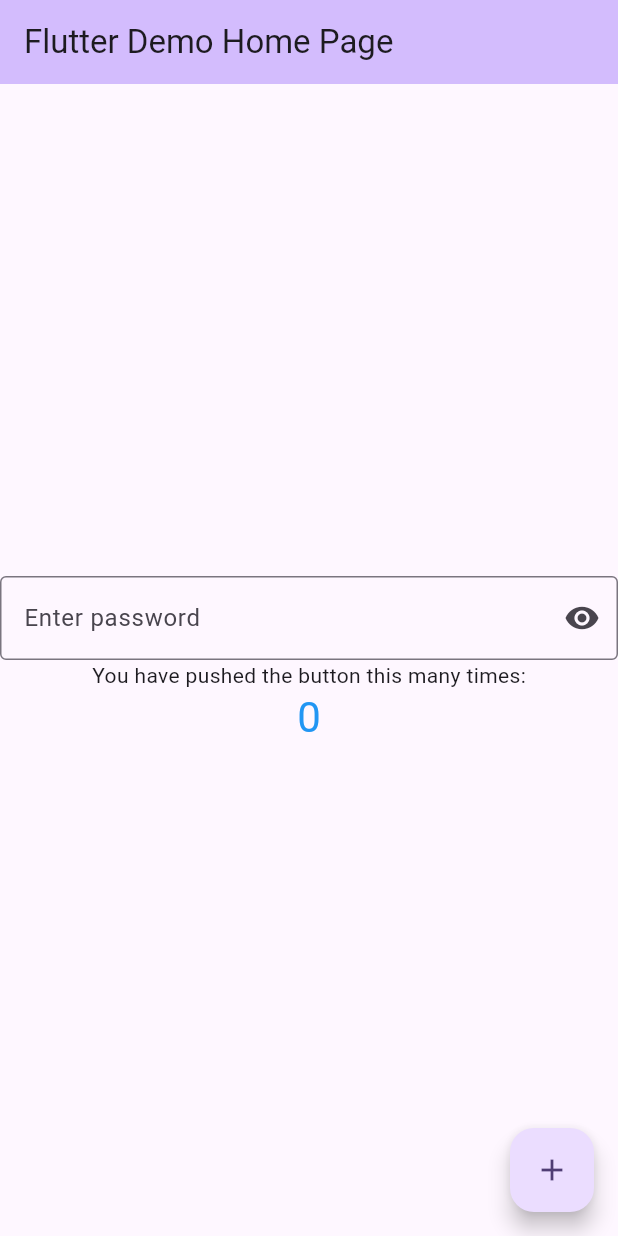
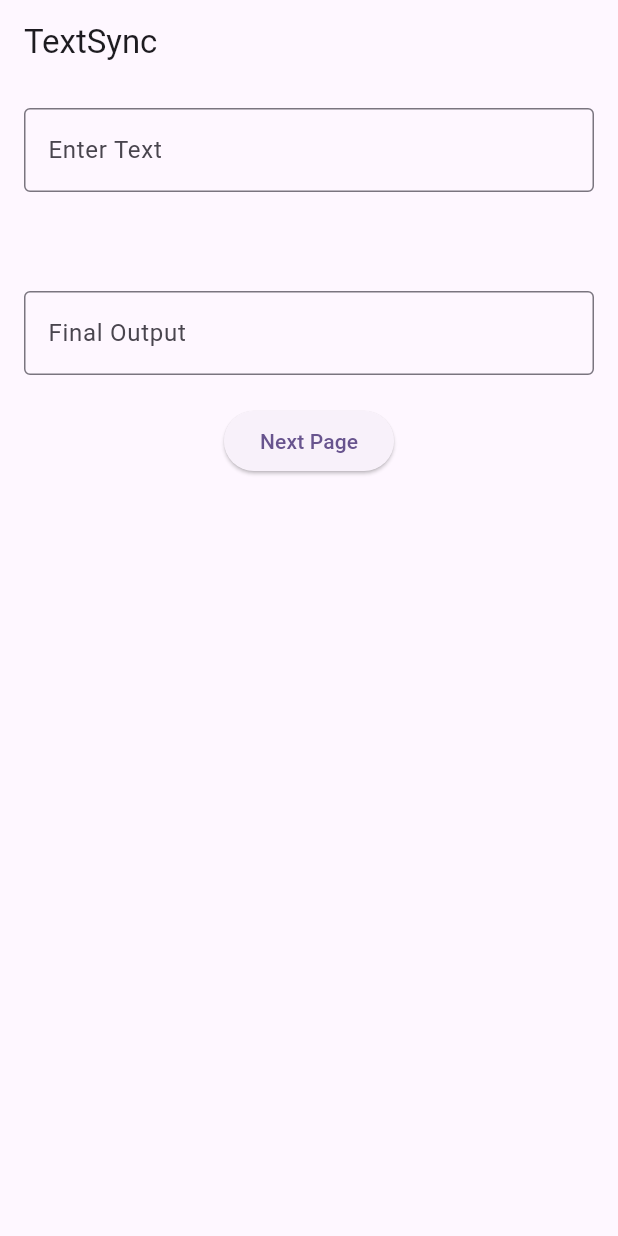
Before and after one commit to sznpok/learnbloc, a Flutter app: the screen it shows after launch, on a phone screen of 412 x 824 dp. Run offline on Flutter 3.47's test engine with Material 3 defaults, Android fonts, the phone set to English and light mode, and no system bars; our stand-ins replace bloc, equatable, flutter_bloc.

Commit message:
two tasks among four is completed

```diff
--- a/lib/main.dart
+++ b/lib/main.dart
@@ -1,9 +1,8 @@
-import 'package:basiclearnbloc/bloc/counter_bloc.dart';
+import 'package:basiclearnbloc/task1/bloc/text_sync_bloc.dart';
+import 'package:basiclearnbloc/task1/my_home_page.dart';
+import 'package:basiclearnbloc/task2/bloc/color_bloc.dart';
 import 'package:flutter/material.dart';
 import 'package:flutter_bloc/flutter_bloc.dart';
-
-import 'bloc/counter_event.dart';
-import 'bloc/counter_state.dart';
 
 void main() {
   runApp(const MyApp());
@@ -14,83 +13,18 @@ class MyApp extends StatelessWidget {
 
   @override
   Widget build(BuildContext context) {
-    return BlocProvider(
-      create: (context) => CounterBloc(),
+    return MultiBlocProvider(
+      providers: [
+        BlocProvider(create: (_) => TextSyncBloc()),
+        BlocProvider(create: (context) => ColorBloc()),
+      ],
       child: MaterialApp(
         title: 'Flutter Demo',
         theme: ThemeData(
           colorScheme: ColorScheme.fromSeed(seedColor: Colors.deepPurple),
         ),
-        home: const MyHomePage(title: 'Flutter Demo Home Page'),
+        home: const MyHomePage(),
       ),
     );
   }
 }
-
-class MyHomePage extends StatelessWidget {
-  const MyHomePage({super.key, required this.title});
-
-  final String title;
-
-  @override
-  Widget build(BuildContext context) {
-    print("Building MyHomePage widget");
-    return Scaffold(
-      appBar: AppBar(
-        backgroundColor: Theme.of(context).colorScheme.inversePrimary,
-
-        title: Text(title),
-      ),
-      body: BlocBuilder<CounterBloc, CounterState>(
-        builder: (context, state) {
-          return Center(
-            child: Column(
-              mainAxisAlignment: MainAxisAlignment.center,
-              children: <Widget>[
-                TextFormField(
-                  obscureText: state.passwordVisibility,
-
-                  decoration: InputDecoration(
-                    border: OutlineInputBorder(),
-                    hintText: "Enter password",
-                    suffixIcon: IconButton(
-                      onPressed: () {
-                        context.read<CounterBloc>().add(
-                          TogglePasswordVisibilityEvent(),
-                        );
-                      },
-                      icon: Icon(
-                        state.passwordVisibility
-                            ? Icons.visibility
-                            : Icons.visibility_off,
-                      ),
-                    ),
-                  ),
-                ),
-                const Text('You have pushed the button this many times:'),
-                Text(
-                  '${state.count}',
-                  style: Theme.of(
-                    context,
-                  ).textTheme.headlineMedium!.copyWith(color: Colors.blue),
-                ),
-              ],
-            ),
-          );
-        },
-      ),
-      floatingActionButton: FloatingActionButton(
-        onPressed: () {
-          context.read<CounterBloc>().add(IncrementEvent());
-        },
-        tooltip: 'Increment',
-        child: Icon(Icons.add),
-      ),
-      /*bottomNavigationBar: ElevatedButton(
-        onPressed: () {},
-        child: Text("button"),
-      ), */
-      // This trailing comma makes auto-formatting nicer for build methods.
-    );
-  }
-}
--- /dev/null
+++ b/lib/task1/bloc/text_sync_bloc.dart
@@ -0,0 +1,11 @@
+import 'package:flutter_bloc/flutter_bloc.dart';
+import 'text_sync_event.dart';
+import 'text_sync_state.dart';
+
+class TextSyncBloc extends Bloc<TextSyncEvent, TextSyncState> {
+  TextSyncBloc() : super(TextSyncState(text: '')) {
+    on<TextChangedEvent>((event, emit) {
+      emit(TextSyncState(text: event.newText));
+    });
+  }
+}
--- /dev/null
+++ b/lib/task1/bloc/text_sync_event.dart
@@ -0,0 +1,7 @@
+abstract class TextSyncEvent {}
+
+class TextChangedEvent extends TextSyncEvent {
+  final String newText;
+
+  TextChangedEvent(this.newText);
+}
--- /dev/null
+++ b/lib/task1/bloc/text_sync_state.dart
@@ -0,0 +1,5 @@
+class TextSyncState {
+  final String text;
+
+  TextSyncState({required this.text});
+}
--- /dev/null
+++ b/lib/task1/my_home_page.dart
@@ -0,0 +1,70 @@
+import 'package:basiclearnbloc/task1/bloc/text_sync_bloc.dart';
+import 'package:basiclearnbloc/task1/bloc/text_sync_event.dart';
+import 'package:basiclearnbloc/task1/bloc/text_sync_state.dart';
+import 'package:basiclearnbloc/task2/task2_screen.dart';
+import 'package:flutter/material.dart';
+import 'package:flutter/widgets.dart';
+import 'package:flutter_bloc/flutter_bloc.dart';
+
+class MyHomePage extends StatelessWidget {
+  const MyHomePage({super.key});
+
+  @override
+  Widget build(BuildContext context) {
+    return Scaffold(
+      appBar: AppBar(title: const Text("TextSync")),
+      body: Padding(
+        padding: const EdgeInsets.all(16.0),
+        child: Column(
+          children: [
+            TextField(
+              onChanged: (value) {
+                context.read<TextSyncBloc>().add(TextChangedEvent(value));
+              },
+              decoration: InputDecoration(
+                labelText: 'Enter Text',
+                border: OutlineInputBorder(),
+              ),
+            ),
+            const SizedBox(height: 20),
+
+            BlocBuilder<TextSyncBloc, TextSyncState>(
+              builder: (context, state) {
+                return Text(
+                  state.text,
+                  style: TextStyle(fontSize: 18, color: Colors.blue),
+                );
+              },
+            ),
+
+            const SizedBox(height: 20),
+
+            BlocBuilder<TextSyncBloc, TextSyncState>(
+              builder: (context, state) {
+                return TextField(
+                  readOnly: true,
+                  decoration: InputDecoration(
+                    labelText: 'Final Output',
+                    hintText: state.text,
+                    border: OutlineInputBorder(),
+                  ),
+                );
+              },
+            ),
+            SizedBox(height: 20),
+
+            ElevatedButton(
+              onPressed: () {
+                Navigator.push(
+                  context,
+                  MaterialPageRoute(builder: (_) => Task2Screen()),
+                );
+              },
+              child: Text("Next Page"),
+            ),
+          ],
+        ),
+      ),
+    );
+  }
+}
--- /dev/null
+++ b/lib/task2/bloc/color_bloc.dart
@@ -0,0 +1,13 @@
+// color_bloc.dart
+import 'package:flutter/material.dart';
+import 'package:flutter_bloc/flutter_bloc.dart';
+import 'color_event.dart';
+import 'color_state.dart';
+
+class ColorBloc extends Bloc<ColorEvent, ColorState> {
+  ColorBloc() : super(ColorInitial(Colors.blue)) {
+    on<ChangeColorEvent>((event, emit) {
+      emit(ColorInitial(event.color));
+    });
+  }
+}
--- /dev/null
+++ b/lib/task2/bloc/color_event.dart
@@ -0,0 +1,9 @@
+// color_event.dart
+import 'package:flutter/material.dart';
+
+abstract class ColorEvent {}
+
+class ChangeColorEvent extends ColorEvent {
+  final Color color;
+  ChangeColorEvent(this.color);
+}
--- /dev/null
+++ b/lib/task2/bloc/color_state.dart
@@ -0,0 +1,8 @@
+import 'package:flutter/widgets.dart';
+
+abstract class ColorState {}
+
+class ColorInitial extends ColorState {
+  final Color color;
+  ColorInitial(this.color);
+}
```
Also changed, not shown: lib/task2/task2_screen.dart (added, +52 -0 lines), lib/task3/task3_screen.dart (added, +13 -0 lines), 1 other file.
